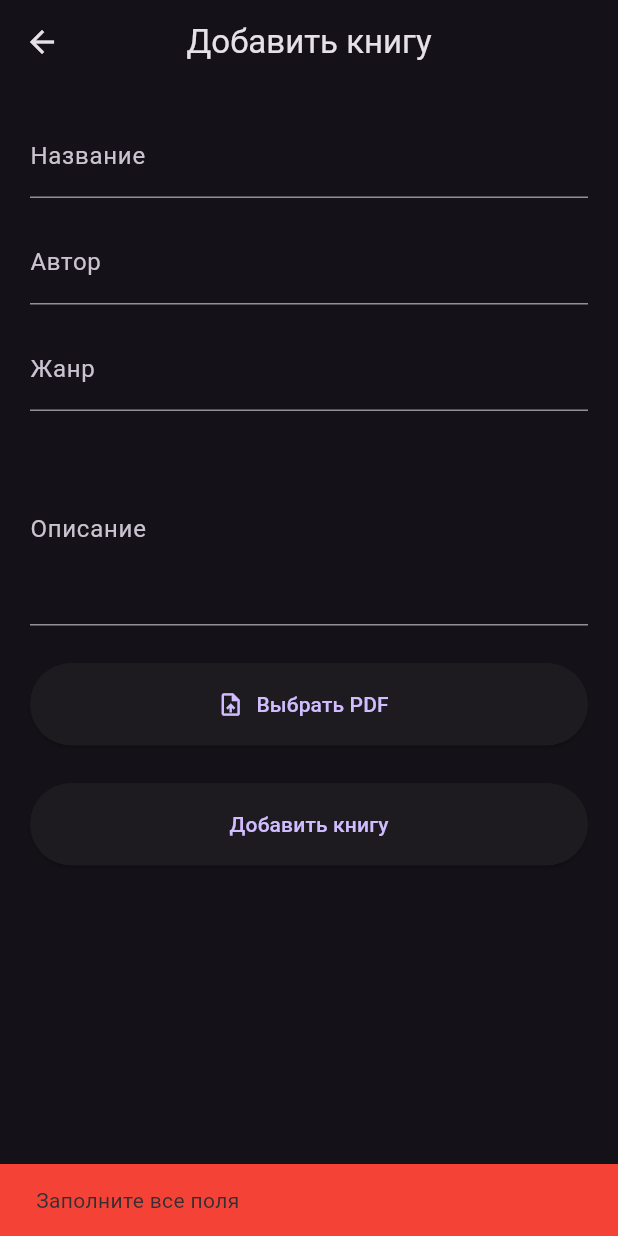
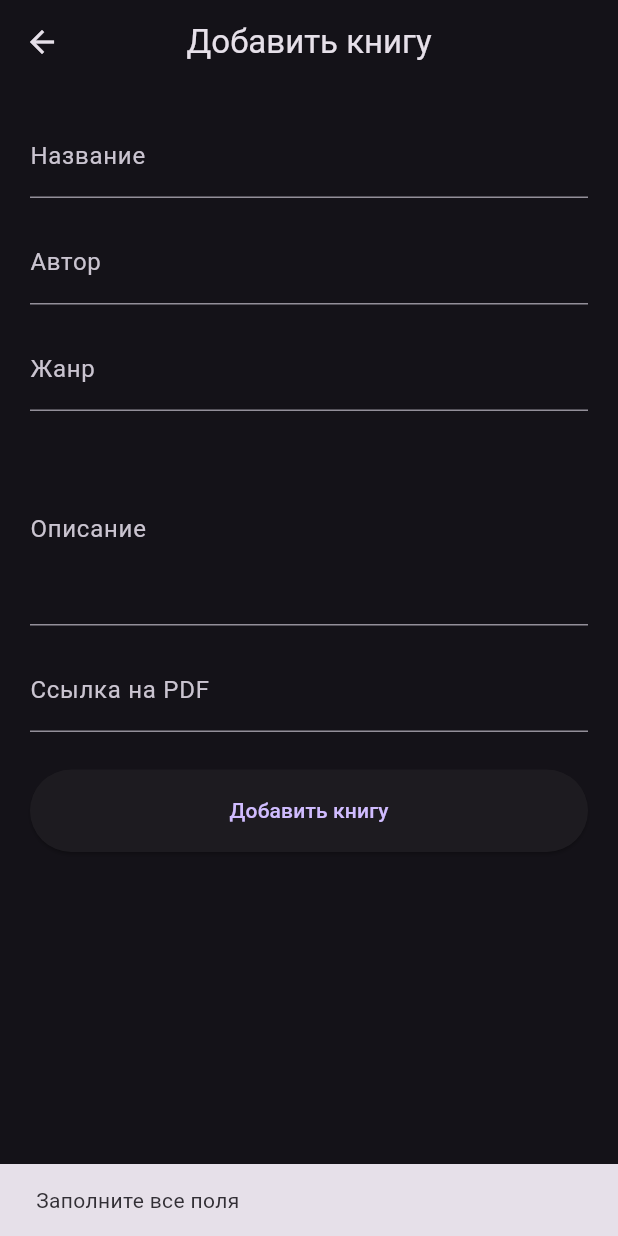
Before and after one commit to BasedTree811/Project1, a Flutter app: the AddBookScreen screen opened directly, after a tap on "Добавить книгу", on a phone screen of 412 x 824 dp. Run offline on Flutter 3.47's test engine with Material 3 defaults, Android fonts, the light colour scheme and no system bars.

Commit message:
Сделали PDF по ссылке

```diff
--- a/app/lib/screens/add_book_screen.dart
+++ b/app/lib/screens/add_book_screen.dart
@@ -1,15 +1,9 @@
-import 'dart:typed_data';
-
-import 'package:file_picker/file_picker.dart';
 import 'package:flutter/material.dart';
 
 import '../services/api_service.dart';
 
 class AddBookScreen extends StatefulWidget {
-
-  const AddBookScreen({
-    super.key,
-  });
+  const AddBookScreen({super.key});
 
   @override
   State<AddBookScreen> createState() =>
@@ -31,80 +25,24 @@ class _AddBookScreenState
   final descriptionController =
   TextEditingController();
 
-  Uint8List? pdfBytes;
-
-  String pdfName = "";
+  final pdfController =
+  TextEditingController();
 
   bool isLoading = false;
-
-  // =========================
-  // PICK PDF
-  // =========================
-
-  Future pickPdf() async {
-
-    FilePickerResult? result =
-    await FilePicker.platform.pickFiles(
-
-      type: FileType.custom,
-
-      allowedExtensions: ['pdf'],
-
-      withData: true,
-    );
-
-    if (result != null) {
-
-      setState(() {
-
-        pdfBytes =
-            result.files.first.bytes;
-
-        pdfName =
-            result.files.first.name;
-      });
-    }
-  }
-
-  // =========================
-  // ADD BOOK
-  // =========================
 
   Future addBook() async {
 
     if (titleController.text.isEmpty ||
         authorController.text.isEmpty ||
         genreController.text.isEmpty ||
-        descriptionController.text.isEmpty) {
+        descriptionController.text.isEmpty ||
+        pdfController.text.isEmpty) {
 
       ScaffoldMessenger.of(context)
           .showSnackBar(
-
         const SnackBar(
-
-          backgroundColor: Colors.red,
-
-          content: Text(
-            "Заполните все поля",
-          ),
-        ),
-      );
-
-      return;
-    }
-
-    if (pdfBytes == null) {
-
-      ScaffoldMessenger.of(context)
-          .showSnackBar(
-
-        const SnackBar(
-
-          backgroundColor: Colors.red,
-
-          content: Text(
-            "Выберите PDF файл",
-          ),
+          content:
+          Text("Заполните все поля"),
         ),
       );
 
@@ -114,50 +52,6 @@ class _AddBookScreenState
     setState(() {
       isLoading = true;
     });
-
-    try {
-
-      // =====================
-      // UPLOAD PDF
-      // =====================
-
-      var uploadResult =
-      await ApiService.uploadPdfWeb(
-
-        pdfBytes: pdfBytes!,
-        fileName: pdfName,
-      );
-
-      if (!mounted) return;
-
-      if (uploadResult["success"] != true) {
-
-        setState(() {
-          isLoading = false;
-        });
-
-        ScaffoldMessenger.of(context)
-            .showSnackBar(
-
-          SnackBar(
-
-            backgroundColor: Colors.red,
-
-            content: Text(
-              uploadResult["message"],
-            ),
-          ),
-        );
-
-        return;
-      }
-
-      String filePath =
-      uploadResult["file_path"];
-
-      // =====================
-      // ADD BOOK
-      // =====================
 
     var result =
     await ApiService.addBook(
@@ -171,7 +65,7 @@ class _AddBookScreenState
       description:
       descriptionController.text,
 
-        filePath: filePath,
+      filePath: pdfController.text,
     );
 
     if (!mounted) return;
@@ -184,14 +78,9 @@ class _AddBookScreenState
 
       ScaffoldMessenger.of(context)
           .showSnackBar(
-
         const SnackBar(
-
-            backgroundColor: Colors.green,
-
-            content: Text(
-              "Книга добавлена",
-            ),
+          content:
+          Text("Книга добавлена"),
         ),
       );
 
@@ -201,35 +90,11 @@ class _AddBookScreenState
 
       ScaffoldMessenger.of(context)
           .showSnackBar(
-
         SnackBar(
-
-            backgroundColor: Colors.red,
-
           content: Text(
-              result["message"],
-            ),
-          ),
-        );
-      }
-
-    } catch (e) {
-
-      if (!mounted) return;
-
-      setState(() {
-        isLoading = false;
-      });
-
-      ScaffoldMessenger.of(context)
-          .showSnackBar(
-
-        SnackBar(
-
-          backgroundColor: Colors.red,
-
-          content: Text(
-            "Ошибка: $e",
+            result["message"]
+                ?.toString() ??
+                "Ошибка",
           ),
         ),
       );
@@ -242,9 +107,8 @@ class _AddBookScreenState
     return Scaffold(
 
       appBar: AppBar(
-        title: const Text(
-          "Добавить книгу",
-        ),
+        title:
+        const Text("Добавить книгу"),
       ),
 
       body: SingleChildScrollView(
@@ -259,7 +123,6 @@ class _AddBookScreenState
             TextField(
               controller:
               titleController,
-
               decoration:
               const InputDecoration(
                 labelText:
@@ -272,10 +135,10 @@ class _AddBookScreenState
             TextField(
               controller:
               authorController,
-
               decoration:
               const InputDecoration(
-                labelText: "Автор",
+                labelText:
+                "Автор",
               ),
             ),
 
@@ -284,10 +147,10 @@ class _AddBookScreenState
             TextField(
               controller:
               genreController,
-
               decoration:
               const InputDecoration(
-                labelText: "Жанр",
+                labelText:
+                "Жанр",
               ),
             ),
 
@@ -296,38 +159,23 @@ class _AddBookScreenState
             TextField(
               controller:
               descriptionController,
-
               maxLines: 4,
-
               decoration:
               const InputDecoration(
-                labelText: "Описание",
+                labelText:
+                "Описание",
               ),
             ),
 
-            const SizedBox(height: 25),
+            const SizedBox(height: 15),
 
-            SizedBox(
-
-              width: double.infinity,
-              height: 55,
-
-              child: ElevatedButton.icon(
-
-                onPressed: pickPdf,
-
-                icon: const Icon(
-                  Icons.upload_file,
-                ),
-
-                label: Text(
-
-                  pdfName.isEmpty
-
-                      ? "Выбрать PDF"
-
-                      : pdfName,
-                ),
+            TextField(
+              controller:
+              pdfController,
+              decoration:
+              const InputDecoration(
+                labelText:
+                "Ссылка на PDF",
               ),
             ),
 
@@ -347,10 +195,7 @@ class _AddBookScreenState
 
                 child: isLoading
 
-                    ? const CircularProgressIndicator(
-                  color:
-                  Colors.white,
-                )
+                    ? const CircularProgressIndicator()
 
                     : const Text(
                   "Добавить книгу",
--- a/app/pubspec.yaml
+++ b/app/pubspec.yaml
@@ -13,10 +13,11 @@ dependencies:
     sdk: flutter
   file_picker: ^10.2.0
   http: ^1.2.1
+  url_launcher: ^6.3.0
 
   cupertino_icons: ^1.0.8
 
-  syncfusion_flutter_pdfviewer: ^33.2.8
+
 
 
 dev_dependencies:
```
Also changed, not shown: app/lib/screens/book_details_screen.dart (+34 -24 lines), app/lib/screens/pdf_screen.dart (deleted, +0 -29 lines), app/lib/services/api_service.dart (+12 -48 lines), app/pubspec.lock, 2 other files. Lines whose indentation alone changed are shown as unchanged.
